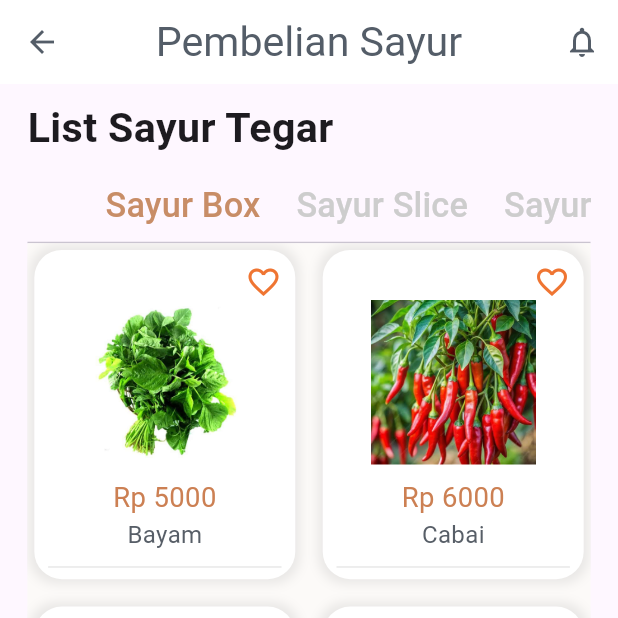
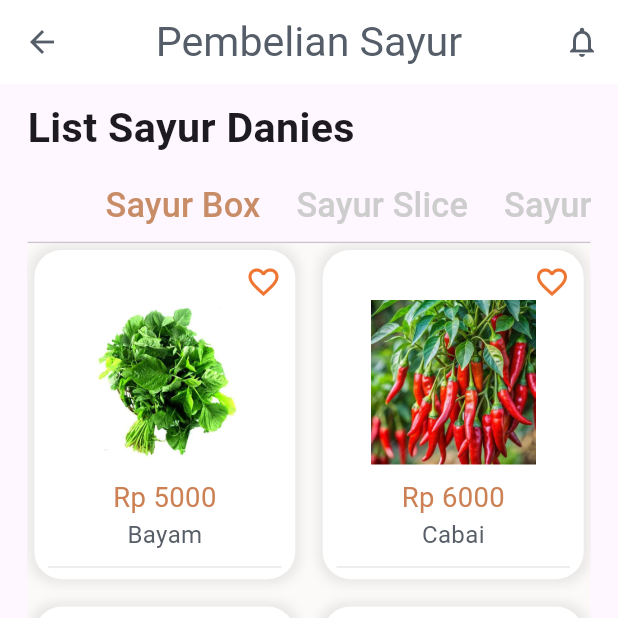
Before and after one commit to DaniesManurung-ship-it/W6S02S03_Michael-Danies-Manurung_PAM, a Flutter app: the screen it shows after launch, on a phone screen of 412 x 824 dp, the top half of it. Run offline on Flutter 3.47's test engine with Material 3 defaults, Android fonts, the phone set to English and light mode, and no system bars; our stand-ins replace flutter_screenutil, font_awesome_flutter; Roboto replaces fonts that are missing (Varela).

Commit message:
Danies PAM

```diff
--- a/lib/home.dart
+++ b/lib/home.dart
@@ -61,7 +61,7 @@ class _HomeState extends State<Home> with SingleTickerProviderStateMixin {
         padding: EdgeInsets.symmetric(horizontal: 16.sp),
         children: [
           SizedBox(height: 8.0.h),
-          Text('List Sayur Tegar',
+          Text('List Sayur Danies',
               style: TextStyle(
                   fontFamily: 'Varela',
                   fontSize: 24.0.sp,
```
